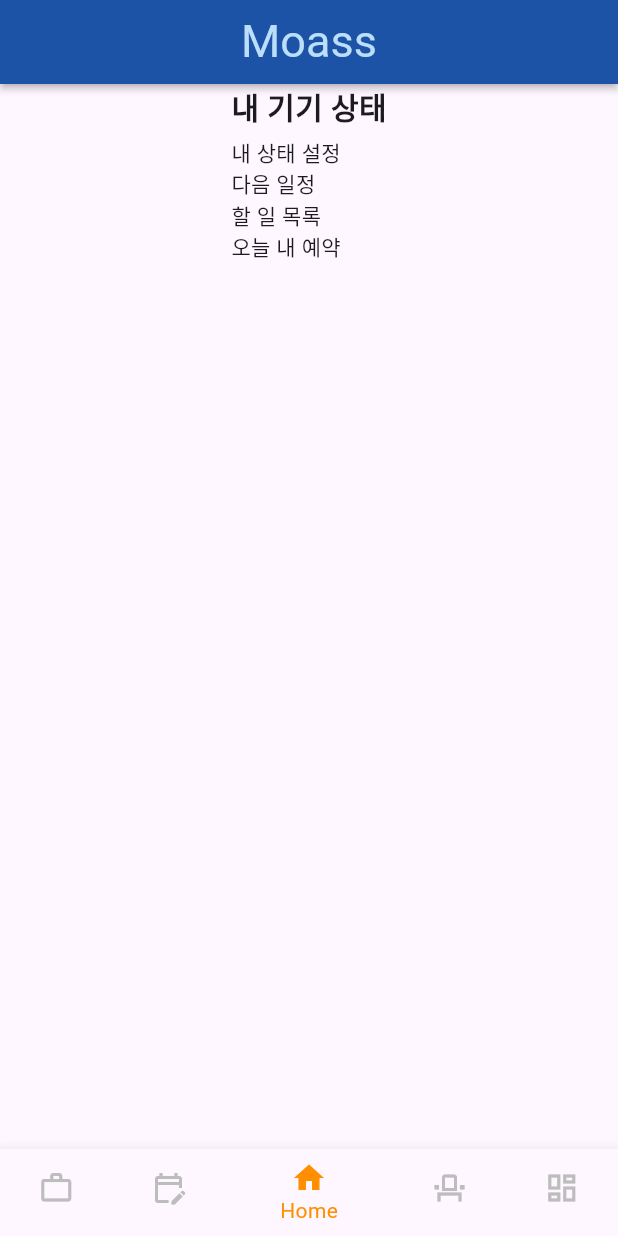
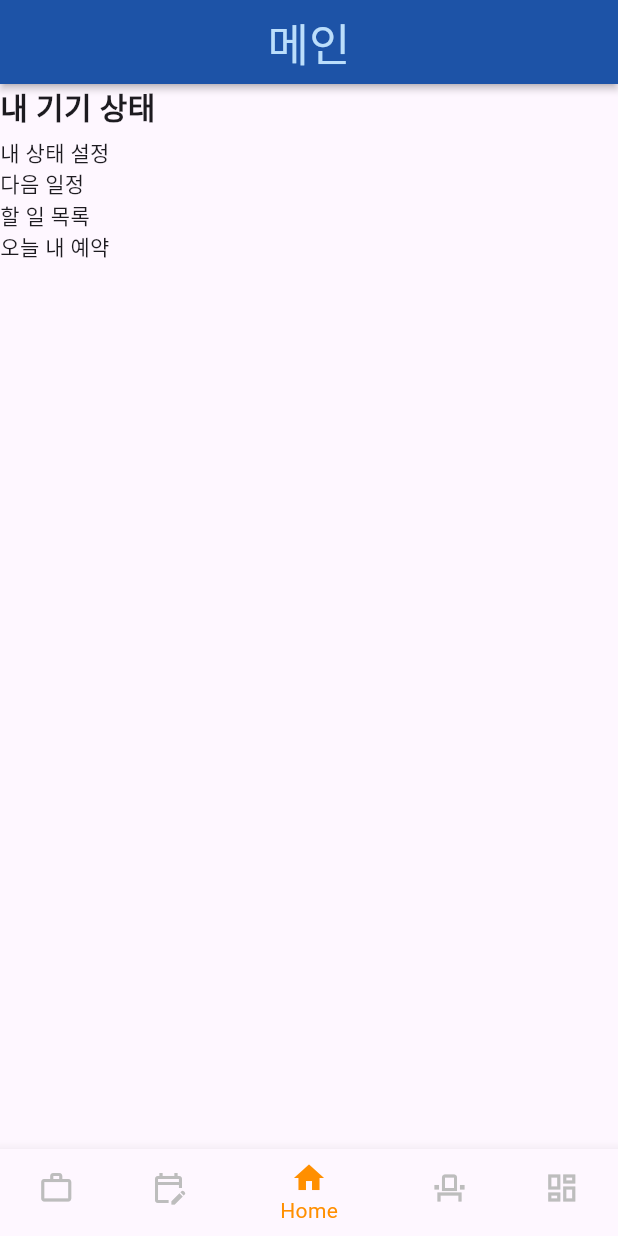
Before and after one commit to latter-electronic/MOASS, a Flutter app: the screen it shows after launch, item 3 of the bottom bar chosen, on a phone screen of 412 x 824 dp. Run offline on Flutter 3.47's test engine with Material 3 defaults, Android fonts, the phone set to English and light mode, and no system bars.

Commit message:
Fix: appBar 구조 각 페이지 내로 들어가도록 분리

```diff
--- a/Frontend/moass/lib/screens/home_screen.dart
+++ b/Frontend/moass/lib/screens/home_screen.dart
@@ -34,7 +34,6 @@ class _HomeScreenState extends State<HomeScreen> {
   @override
   Widget build(BuildContext context) {
     return Scaffold(
-      appBar: const TopBar(title: 'Moass'),
       body: Center(
         child: _widgetOptions.elementAt(_selectedIndex),
       ),
--- a/Frontend/moass/lib/screens/main_home_screen.dart
+++ b/Frontend/moass/lib/screens/main_home_screen.dart
@@ -1,11 +1,14 @@
 import 'package:flutter/material.dart';
+import 'package:moass/widgets/top_bar.dart';
 
 class MainHomeScreen extends StatelessWidget {
   const MainHomeScreen({super.key});
 
   @override
   Widget build(BuildContext context) {
-    return const Column(
+    return const Scaffold(
+      appBar: TopBar(title: '메인'),
+      body: Column(
         crossAxisAlignment: CrossAxisAlignment.start,
         children: [
           CategoryText(),
@@ -17,6 +20,7 @@ class MainHomeScreen extends StatelessWidget {
           Text('할 일 목록'),
           Text('오늘 내 예약'),
         ],
+      ),
     );
   }
 }
```
Also changed, not shown: 1 other file. Lines whose indentation alone changed are shown as unchanged.
